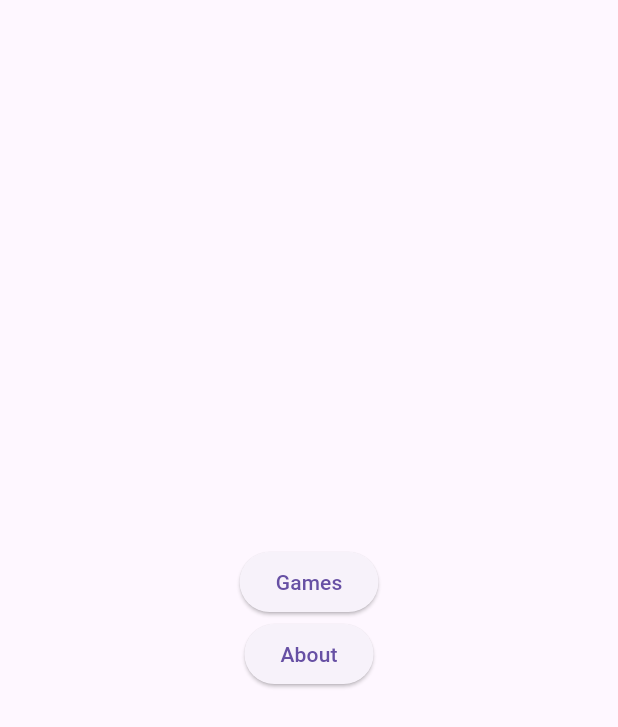
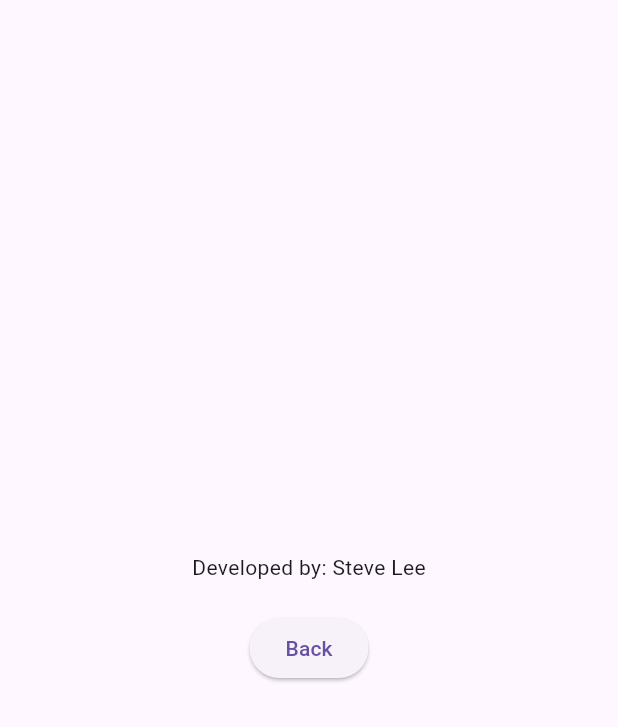
Before and after one commit to d104601/mini_game_heaven, a Flutter app: the screen it shows after launch, after a tap on "About", on a phone screen of 412 x 824 dp. Shown: the top 727 px of the screen. Run offline on Flutter 3.47's test engine with Material 3 defaults, Android fonts, the phone set to English and light mode, and no system bars.

Commit message:
Added about page. Started working on first game

```diff
--- /dev/null
+++ b/lib/About.dart
@@ -0,0 +1,28 @@
+import 'package:flutter/material.dart';
+
+class About extends StatelessWidget {
+  const About({Key? key}) : super(key: key);
+
+  @override
+  Widget build(BuildContext context) {
+    return Scaffold(
+      // color: Colors.blue,
+      body: Center(
+        child: Column(
+          mainAxisAlignment: MainAxisAlignment.center,
+          children: [
+
+            const Text('Developed by: Steve Lee'),
+            SizedBox(height: 20),
+            ElevatedButton(
+              onPressed: () {
+                Navigator.pop(context);
+              },
+              child: const Text('Back'),
+            ),
+          ],
+        ),
+      ),
+    );
+  }
+}
--- a/lib/MainMenu.dart
+++ b/lib/MainMenu.dart
@@ -1,5 +1,6 @@
 import 'package:flutter/material.dart';
 import 'games/GameList.dart';
+import 'About.dart';
 
 // container for the main menu
 // multiple vertical buttons on main screen (Games, Settings, About for now)
@@ -23,8 +24,13 @@ class MainMenu extends StatelessWidget {
               },
               child: const Text('Games'),
             ),
+            SizedBox(height: 20),
             ElevatedButton(
               onPressed: () {
+                Navigator.push(
+                  context,
+                  MaterialPageRoute(builder: (context) => const About()),
+                );
               },
               child: const Text('About'),
             ),],
--- a/lib/games/GameList.dart
+++ b/lib/games/GameList.dart
@@ -5,6 +5,8 @@ class GameList extends StatelessWidget {
 
   @override
   Widget build(BuildContext context) {
+    var games =[];
+
     return Scaffold(
       // color: Colors.blue,
       // go back to main menu
@@ -26,11 +28,13 @@ class GameList extends StatelessWidget {
               },
               child: const Text('Game 1'),
             ),
+            SizedBox(height: 20),
             ElevatedButton(
               onPressed: () {
               },
               child: const Text('Game 2'),
             ),
+            SizedBox(height: 20),
             ElevatedButton(
               onPressed: () {
               },
```
